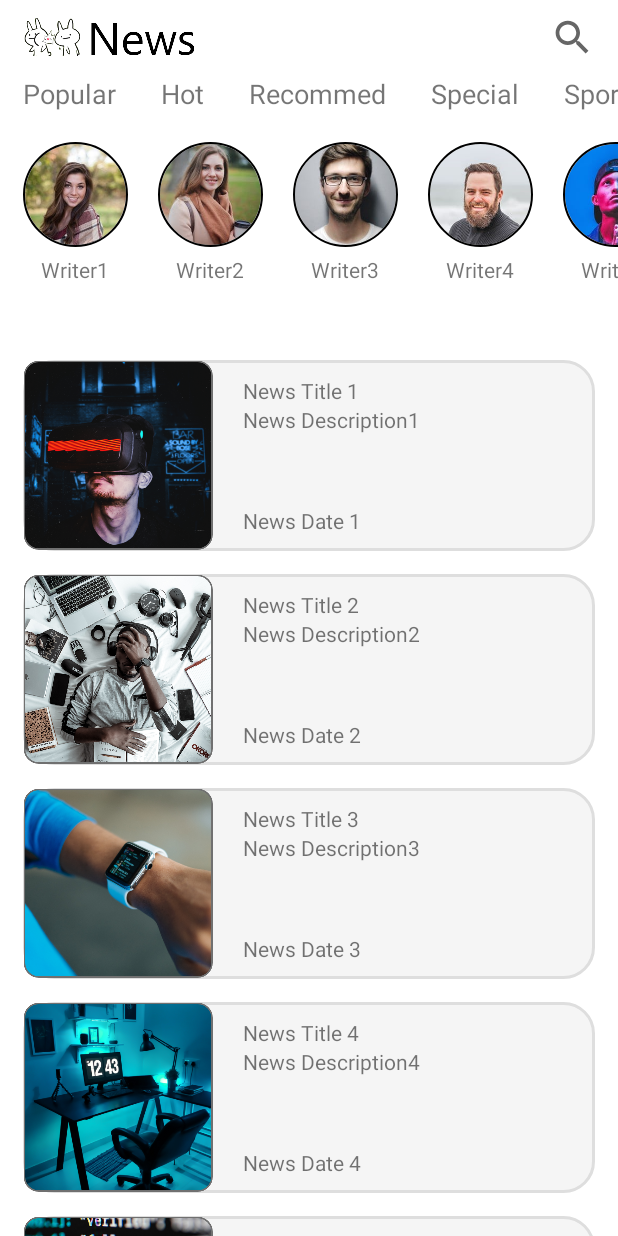
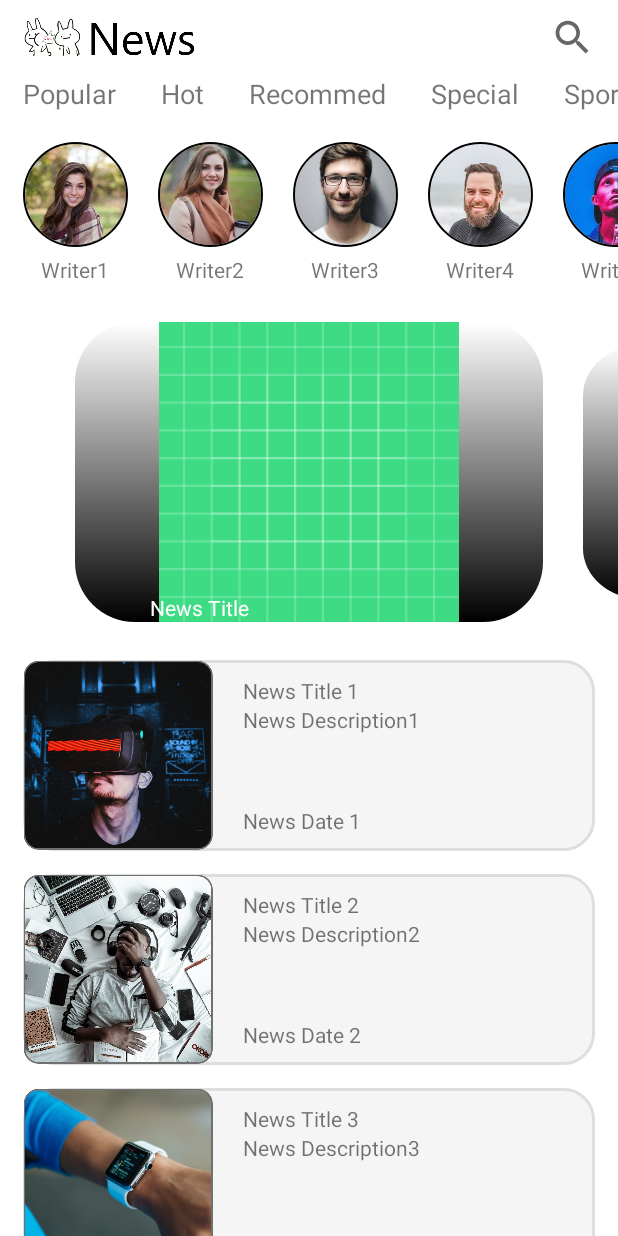
Before and after one commit to abdulvvahid/NewsFragmentManagement, an Android app: the screen it shows after launch (MainActivity), on a phone screen of 412 x 824 dp. Run offline under Robolectric (Android 15) with nearby library versions, the phone set to English and light mode, and no system bars; our stand-ins replace CircleImageView, data binding.

Commit message:
Create head news fragment

```diff
--- /dev/null
+++ b/app/src/main/java/com/noor/newsfragmentmanagement/HeadNewsFragment.kt
@@ -0,0 +1,32 @@
+package com.noor.newsfragmentmanagement
+
+import android.os.Bundle
+import androidx.fragment.app.Fragment
+import android.view.LayoutInflater
+import android.view.View
+import android.view.ViewGroup
+import com.noor.newsfragmentmanagement.databinding.FragmentHeadNewsBinding
+
+class HeadNewsFragment : Fragment() {
+
+    private lateinit var binding: FragmentHeadNewsBinding
+
+    override fun onCreateView(
+        inflater: LayoutInflater, container: ViewGroup?,
+        savedInstanceState: Bundle?
+    ): View {
+        binding = FragmentHeadNewsBinding.inflate(layoutInflater, container, false)
+
+        return binding.root
+    }
+
+    companion object {
+
+        @JvmStatic
+        fun newInstance() =
+            HeadNewsFragment().apply {
+                arguments = Bundle().apply {
+                }
+            }
+    }
+}
--- a/app/src/main/java/com/noor/newsfragmentmanagement/HeadlineFragment.kt
+++ b/app/src/main/java/com/noor/newsfragmentmanagement/HeadlineFragment.kt
@@ -5,17 +5,57 @@ import androidx.fragment.app.Fragment
 import android.view.LayoutInflater
 import android.view.View
 import android.view.ViewGroup
+import android.widget.Toast
+import androidx.viewpager2.widget.CompositePageTransformer
+import androidx.viewpager2.widget.MarginPageTransformer
+import com.noor.newsfragmentmanagement.adapter.SliderAdapter
 import com.noor.newsfragmentmanagement.databinding.FragmentHeadlineBinding
+import kotlin.math.abs
 
 class HeadlineFragment : Fragment() {
 
     private lateinit var binding: FragmentHeadlineBinding
+
+    private val headNewsFragment1 = HeadNewsFragment.newInstance()
+    private val headNewsFragment2 = HeadNewsFragment.newInstance()
+    private val headNewsFragment3 = HeadNewsFragment.newInstance()
+    private val headNewsFragment4 = HeadNewsFragment.newInstance()
+    private val headNewsFragment5 = HeadNewsFragment.newInstance()
 
     override fun onCreateView(
         inflater: LayoutInflater, container: ViewGroup?,
         savedInstanceState: Bundle?
     ): View {
         binding = FragmentHeadlineBinding.inflate(layoutInflater, container, false)
+
+        val fragments = ArrayList<Fragment>()
+        fragments.add(headNewsFragment1)
+        fragments.add(headNewsFragment2)
+        fragments.add(headNewsFragment3)
+        fragments.add(headNewsFragment4)
+        fragments.add(headNewsFragment5)
+
+        val sliderAdapter = SliderAdapter(
+            fragments,
+            requireActivity()
+        )
+
+        binding.viewPager.apply {
+            adapter = sliderAdapter
+            clipToPadding = false
+            clipChildren = false
+            offscreenPageLimit = 1
+        }
+
+        val compositePagerTransformer = CompositePageTransformer()
+        compositePagerTransformer.addTransformer(MarginPageTransformer(40))
+        compositePagerTransformer.addTransformer { page, position ->
+            val r = 1 - abs(position)
+            page.scaleY = 0.85f + r * 0.15f
+        }
+
+        binding.viewPager.setPageTransformer(compositePagerTransformer)
+
         return binding.root
     }
 
--- a/app/src/main/java/com/noor/newsfragmentmanagement/MainActivity.kt
+++ b/app/src/main/java/com/noor/newsfragmentmanagement/MainActivity.kt
@@ -1,13 +1,11 @@
 package com.noor.newsfragmentmanagement
 
 import android.os.Bundle
-import android.view.View
 import androidx.appcompat.app.AppCompatActivity
 import androidx.databinding.DataBindingUtil
 import androidx.fragment.app.Fragment
 import androidx.viewpager2.widget.CompositePageTransformer
 import androidx.viewpager2.widget.MarginPageTransformer
-import androidx.viewpager2.widget.ViewPager2
 import com.noor.newsfragmentmanagement.adapter.SliderAdapter
 import com.noor.newsfragmentmanagement.databinding.ActivityMainBinding
 import kotlin.math.abs
@@ -25,16 +23,37 @@ class MainActivity : AppCompatActivity() {
     private val writerFragment5 = WriterFragment.newInstance(R.drawable.profile5, "Writer5")
     private val writerFragment6 = WriterFragment.newInstance(R.drawable.profile6, "Writer6")
     private val writerFragment7 = WriterFragment.newInstance(R.drawable.profile7, "Writer7")
-    private val headlineFragment1 = HeadlineFragment.newInstance()
-    private val headlineFragment2 = HeadlineFragment.newInstance()
-    private val headlineFragment3 = HeadlineFragment.newInstance()
-    private val headlineFragment4 = HeadlineFragment.newInstance()
-    private val headlineFragment5 = HeadlineFragment.newInstance()
-    private val newsFragment1 = NewsFragment.newInstance(R.drawable.news1, "News Title 1", "News Description1", "News Date 1")
-    private val newsFragment2 = NewsFragment.newInstance(R.drawable.news2, "News Title 2", "News Description2", "News Date 2")
-    private val newsFragment3 = NewsFragment.newInstance(R.drawable.news3, "News Title 3", "News Description3", "News Date 3")
-    private val newsFragment4 = NewsFragment.newInstance(R.drawable.news4, "News Title 4", "News Description4", "News Date 4")
-    private val newsFragment5 = NewsFragment.newInstance(R.drawable.news5, "News Title 5", "News Description5", "News Date 5")
+    private val headlineFragment = HeadlineFragment.newInstance()
+    private val newsFragment1 = NewsFragment.newInstance(
+        R.drawable.news1,
+        "News Title 1",
+        "News Description1",
+        "News Date 1"
+    )
+    private val newsFragment2 = NewsFragment.newInstance(
+        R.drawable.news2,
+        "News Title 2",
+        "News Description2",
+        "News Date 2"
+    )
+    private val newsFragment3 = NewsFragment.newInstance(
+        R.drawable.news3,
+        "News Title 3",
+        "News Description3",
+        "News Date 3"
+    )
+    private val newsFragment4 = NewsFragment.newInstance(
+        R.drawable.news4,
+        "News Title 4",
+        "News Description4",
+        "News Date 4"
+    )
+    private val newsFragment5 = NewsFragment.newInstance(
+        R.drawable.news5,
+        "News Title 5",
+        "News Description5",
+        "News Date 5"
+    )
     private val detailFragment = DetailFragment.newInstance()
 
     override fun onCreate(savedInstanceState: Bundle?) {
@@ -69,9 +88,9 @@ class MainActivity : AppCompatActivity() {
             fragmentWriter7.setOnClickListener {
                 loadDetail()
             }
-//            fragmentHeadline.setOnClickListener {
-//                loadDetail()
-//            }
+            fragmentHeadline.setOnClickListener {
+                loadDetail()
+            }
             fragmentNews1.setOnClickListener {
                 loadDetail()
             }
@@ -104,7 +123,7 @@ class MainActivity : AppCompatActivity() {
         fragmentTransaction.add(binding.fragmentWriter5.id, writerFragment5, "writer_fragment5")
         fragmentTransaction.add(binding.fragmentWriter6.id, writerFragment6, "writer_fragment6")
         fragmentTransaction.add(binding.fragmentWriter7.id, writerFragment7, "writer_fragment7")
-//        fragmentTransaction.add(binding.fragmentHeadline.id, headlineFragment, "headline_fragment")
+        fragmentTransaction.add(binding.fragmentHeadline.id, headlineFragment, "headline_fragment")
         fragmentTransaction.add(binding.fragmentNews1.id, newsFragment1, "news_fragment1")
         fragmentTransaction.add(binding.fragmentNews2.id, newsFragment2, "news_fragment2")
         fragmentTransaction.add(binding.fragmentNews3.id, newsFragment3, "news_fragment3")
@@ -112,37 +131,6 @@ class MainActivity : AppCompatActivity() {
         fragmentTransaction.add(binding.fragmentNews5.id, newsFragment5, "news_fragment5")
         fragmentTransaction.addToBackStack("home_bs")
         fragmentTransaction.commit()
-
-        val fragments = ArrayList<Fragment>()
-        fragments.add(headlineFragment1)
-        fragments.add(headlineFragment2)
-        fragments.add(headlineFragment3)
-        fragments.add(headlineFragment4)
-        fragments.add(headlineFragment5)
-
-        val sliderAdapter = SliderAdapter(
-            fragments,
-            this
-        )
-
-        binding.viewPager.apply {
-            adapter = sliderAdapter
-            clipToPadding = false
-            clipChildren = false
-            offscreenPageLimit = 1
-        }
-
-        val compositePagerTransformer = CompositePageTransformer()
-        compositePagerTransformer.addTransformer(MarginPageTransformer(40))
-        compositePagerTransformer.addTransformer(object: ViewPager2.PageTransformer{
-            override fun transformPage(page: View, position: Float) {
-                var r = 1 - abs(position)
-                page.scaleY = 0.85f + r * 0.15f
-            }
-
-        })
-
-        binding.viewPager.setPageTransformer(compositePagerTransformer)
 
     }
 
@@ -157,7 +145,7 @@ class MainActivity : AppCompatActivity() {
         fragmentTransaction.remove(supportFragmentManager.findFragmentByTag("writer_fragment5")!!)
         fragmentTransaction.remove(supportFragmentManager.findFragmentByTag("writer_fragment6")!!)
         fragmentTransaction.remove(supportFragmentManager.findFragmentByTag("writer_fragment7")!!)
-//        fragmentTransaction.remove(supportFragmentManager.findFragmentByTag("headline_fragment")!!)
+        fragmentTransaction.remove(supportFragmentManager.findFragmentByTag("headline_fragment")!!)
         fragmentTransaction.remove(supportFragmentManager.findFragmentByTag("news_fragment1")!!)
         fragmentTransaction.remove(supportFragmentManager.findFragmentByTag("news_fragment2")!!)
         fragmentTransaction.remove(supportFragmentManager.findFragmentByTag("news_fragment3")!!)
@@ -170,7 +158,11 @@ class MainActivity : AppCompatActivity() {
     private fun loadHome() {
         val fragmentTransaction = supportFragmentManager.beginTransaction()
         fragmentTransaction.replace(binding.fragmentToolbar.id, toolbarFragment, "toolbar_fragment")
-        fragmentTransaction.replace(binding.fragmentCategory.id,categoryFragment,"category_fragment")
+        fragmentTransaction.replace(
+            binding.fragmentCategory.id,
+            categoryFragment,
+            "category_fragment"
+        )
         fragmentTransaction.replace(binding.fragmentWriter1.id, writerFragment1, "writer_fragment1")
         fragmentTransaction.replace(binding.fragmentWriter2.id, writerFragment2, "writer_fragment2")
         fragmentTransaction.replace(binding.fragmentWriter3.id, writerFragment3, "writer_fragment3")
@@ -178,7 +170,7 @@ class MainActivity : AppCompatActivity() {
         fragmentTransaction.replace(binding.fragmentWriter5.id, writerFragment5, "writer_fragment5")
         fragmentTransaction.replace(binding.fragmentWriter6.id, writerFragment6, "writer_fragment6")
         fragmentTransaction.replace(binding.fragmentWriter7.id, writerFragment7, "writer_fragment7")
-//        fragmentTransaction.replace(binding.fragmentHeadline.id, headlineFragment, "headline_fragment")
+        fragmentTransaction.replace(binding.fragmentHeadline.id, headlineFragment, "headline_fragment")
         fragmentTransaction.replace(binding.fragmentNews1.id, newsFragment1, "news_fragment1")
         fragmentTransaction.replace(binding.fragmentNews2.id, newsFragment2, "news_fragment2")
         fragmentTransaction.replace(binding.fragmentNews3.id, newsFragment3, "news_fragment3")
--- a/app/src/main/res/layout/activity_main.xml
+++ b/app/src/main/res/layout/activity_main.xml
@@ -96,11 +96,10 @@
 
             </HorizontalScrollView>
 
-            <androidx.viewpager2.widget.ViewPager2
-                android:id="@+id/view_pager"
+            <FrameLayout
+                android:id="@+id/fragment_headline"
                 android:layout_width="match_parent"
-                android:layout_height="wrap_content"
-                android:paddingHorizontal="50dp"/>
+                android:layout_height="wrap_content"/>
 
             <FrameLayout
                 android:id="@+id/fragment_news1"
--- /dev/null
+++ b/app/src/main/res/layout/fragment_head_news.xml
@@ -0,0 +1,32 @@
+<?xml version="1.0" encoding="utf-8"?>
+<layout xmlns:android="http://schemas.android.com/apk/res/android"
+    xmlns:tools="http://schemas.android.com/tools">
+
+    <data>
+
+    </data>
+
+    <RelativeLayout
+        android:layout_width="match_parent"
+        android:layout_height="match_parent"
+        tools:context=".HeadNewsFragment">
+
+        <ImageView
+            android:id="@+id/iv_head_news"
+            android:layout_width="match_parent"
+            android:layout_height="match_parent"
+            android:src="@drawable/ic_launcher_background"
+            android:background="@drawable/bg_headline" />
+
+        <TextView
+            android:id="@+id/tv_head_news"
+            android:layout_width="match_parent"
+            android:layout_height="wrap_content"
+            android:layout_marginStart="50dp"
+            android:gravity="bottom"
+            android:textColor="@color/white"
+            android:layout_alignBottom="@+id/iv_head_news"
+            android:text="News Title"/>
+
+    </RelativeLayout>
+</layout>
--- a/app/src/main/res/layout/fragment_headline.xml
+++ b/app/src/main/res/layout/fragment_headline.xml
@@ -10,8 +10,13 @@
     <FrameLayout
         android:layout_width="match_parent"
         android:layout_height="200dp"
-        tools:context=".HeadlineFragment"
-        android:background="@drawable/bg_headline">
+        tools:context=".HeadlineFragment">
+
+        <androidx.viewpager2.widget.ViewPager2
+            android:id="@+id/view_pager"
+            android:layout_width="match_parent"
+            android:layout_height="match_parent"
+            android:paddingHorizontal="50dp"/>
 
     </FrameLayout>
 </layout>
```
